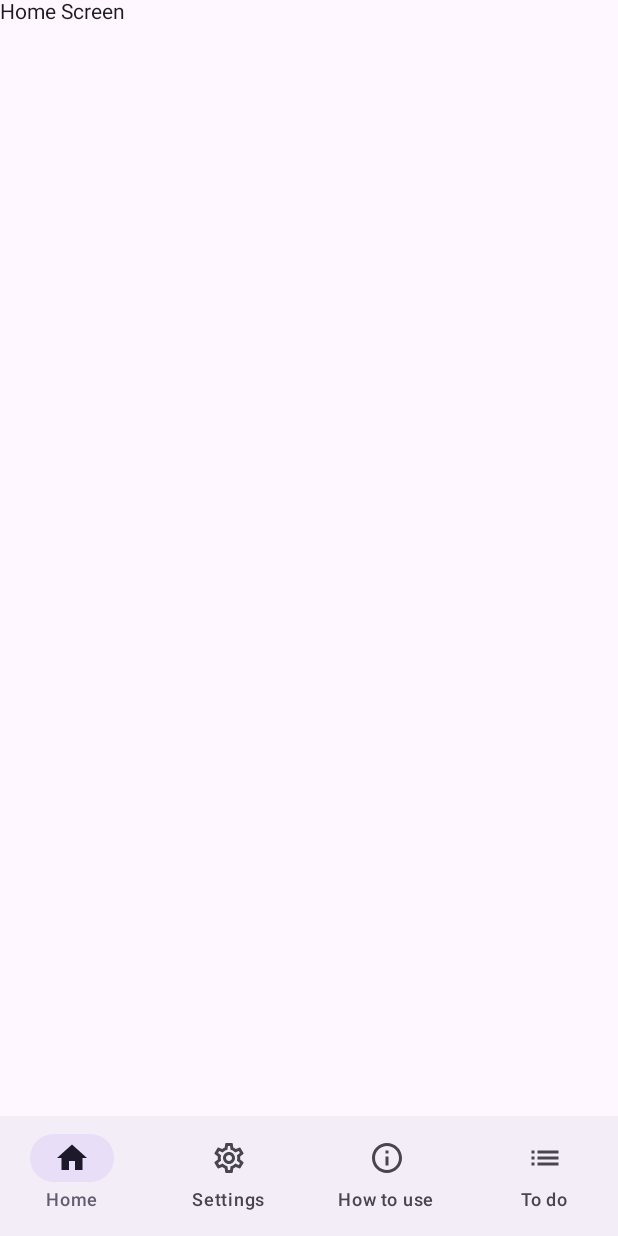
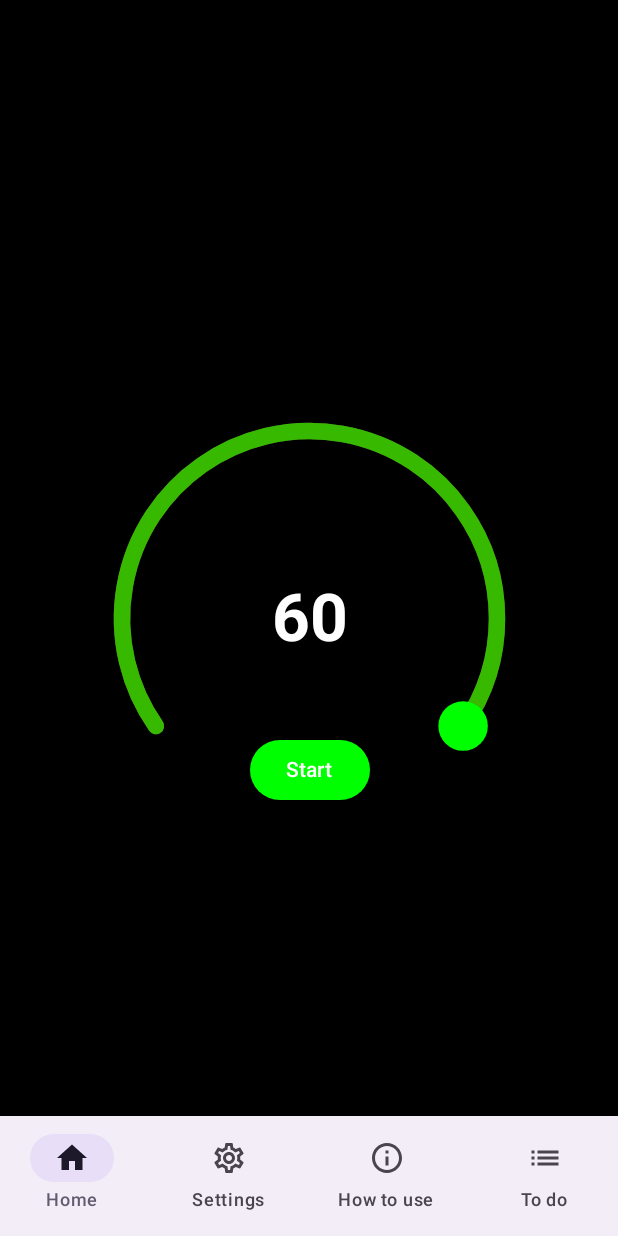
Before and after one commit to mplacek22/20-20-20, an Android app built with Jetpack Compose: the screen it shows after launch (MainActivity), on a phone screen of 412 x 824 dp. Run offline under Robolectric (Android 15) with nearby library versions, the phone set to English and light mode, and no system bars.

Commit message:
add timer

```diff
--- a/app/src/main/java/com/pwr/app20_20_20/screens/HomeScreen.kt
+++ b/app/src/main/java/com/pwr/app20_20_20/screens/HomeScreen.kt
@@ -7,16 +7,161 @@ import androidx.compose.material3.Text
 import androidx.compose.runtime.Composable
 import androidx.navigation.NavController
 import com.pwr.app20_20_20.BottomNavigationBar
+import android.os.Bundle
+import androidx.activity.ComponentActivity
+import androidx.activity.compose.setContent
+import androidx.compose.foundation.Canvas
+import androidx.compose.foundation.layout.Arrangement
+import androidx.compose.foundation.layout.Box
+import androidx.compose.foundation.layout.fillMaxSize
+import androidx.compose.foundation.layout.size
+import androidx.compose.material.*
+import androidx.compose.material3.Button
+import androidx.compose.material3.ButtonDefaults
+import androidx.compose.runtime.*
+import androidx.compose.ui.Alignment
+import androidx.compose.ui.Modifier
+import androidx.compose.ui.geometry.Offset
+import androidx.compose.ui.geometry.Size
+import androidx.compose.ui.graphics.Color
+import androidx.compose.ui.graphics.PointMode
+import androidx.compose.ui.graphics.StrokeCap
+import androidx.compose.ui.graphics.drawscope.Stroke
+import androidx.compose.ui.layout.onSizeChanged
+import androidx.compose.ui.text.font.FontWeight
+import androidx.compose.ui.tooling.preview.Preview
+import androidx.compose.ui.unit.Dp
+import androidx.compose.ui.unit.IntSize
+import androidx.compose.ui.unit.dp
+import androidx.compose.ui.unit.sp
+import kotlinx.coroutines.delay
+import kotlin.math.PI
+import kotlin.math.cos
+import kotlin.math.sin
 
 @SuppressLint("UnusedMaterial3ScaffoldPaddingParameter")
 @Composable
 fun HomeScreen(navController: NavController){
     Scaffold(
-        bottomBar = { BottomNavigationBar(navController) }
+        bottomBar = { BottomNavigationBar(navController) },
+        containerColor = Color.Black
     )
     {
-        Column {
-            Text(text = "Home Screen")
+        Column (
+            modifier = Modifier.fillMaxSize(),
+            verticalArrangement = Arrangement.Center,
+            horizontalAlignment = Alignment.CenterHorizontally
+        ){
+            Timer(
+                totalTime = 60L * 1000L, // 60 seconds
+                handleColor = Color.Green,
+                inactiveBarColor = Color.DarkGray,
+                activeBarColor = Color(0xFF37B900),
+                modifier = Modifier
+                    .size(250.dp)
+                    .align(Alignment.CenterHorizontally),
+                initialValue = 1f,
+                strokeWidth = 11.dp
+            )
         }
     }
 }
+
+@Composable
+fun Timer(
+    totalTime: Long,
+    handleColor: Color,
+    inactiveBarColor: Color,
+    activeBarColor: Color,
+    modifier: Modifier = Modifier,
+    initialValue: Float = 1f,
+    strokeWidth: Dp = 5.dp
+) {
+    var size by remember {
+        mutableStateOf(IntSize.Zero)
+    }
+    var value by remember {
+        mutableStateOf(initialValue)
+    }
+    var currentTime by remember {
+        mutableStateOf(totalTime)
+    }
+    var isTimerRunning by remember {
+        mutableStateOf(false)
+    }
+    LaunchedEffect(key1 = currentTime, key2 = isTimerRunning) {
+        if(currentTime > 0 && isTimerRunning) {
+            delay(100L)
+            currentTime -= 100L
+            value = currentTime / totalTime.toFloat()
+        }
+    }
+    Box(
+        contentAlignment = Alignment.Center,
+        modifier = modifier
+            .onSizeChanged {
+                size = it
+            }
+    ) {
+        Canvas(modifier = modifier) {
+            drawArc(
+                color = inactiveBarColor,
+                startAngle = -215f,
+                sweepAngle = 250f,
+                useCenter = false,
+                size = Size(size.width.toFloat(), size.height.toFloat()),
+                style = Stroke(strokeWidth.toPx(), cap = StrokeCap.Round)
+            )
+            drawArc(
+                color = activeBarColor,
+                startAngle = -215f,
+                sweepAngle = 250f * value,
+                useCenter = false,
+                size = Size(size.width.toFloat(), size.height.toFloat()),
+                style = Stroke(strokeWidth.toPx(), cap = StrokeCap.Round)
+            )
+            val center = Offset(size.width / 2f, size.height / 2f)
+            val beta = (250f * value + 145f) * (PI / 180f).toFloat()
+            val r = size.width / 2f
+            val a = cos(beta) * r
+            val b = sin(beta) * r
+            drawPoints(
+                listOf(Offset(center.x + a, center.y + b)),
+                pointMode = PointMode.Points,
+                color = handleColor,
+                strokeWidth = (strokeWidth * 3f).toPx(),
+                cap = StrokeCap.Round
+            )
+        }
+        Text(
+            text = (currentTime / 1000L).toString(),
+            fontSize = 44.sp,
+            fontWeight = FontWeight.Bold,
+            color = Color.White
+        )
+        Button(
+            onClick = {
+                if(currentTime <= 0L) {
+                    currentTime = totalTime
+                    isTimerRunning = true
+                } else {
+                    isTimerRunning = !isTimerRunning
+                }
+            },
+            modifier = Modifier.align(Alignment.BottomCenter),
+            colors = ButtonDefaults.buttonColors(
+                containerColor = if (!isTimerRunning || currentTime <= 0L) {
+                    Color.Green
+                } else {
+                    Color.Red
+                }
+            )
+        ) {
+            Text(
+                text = if (isTimerRunning && currentTime >= 0L) "Stop"
+                else if (!isTimerRunning && currentTime >= 0L) "Start"
+                else "Restart"
+            )
+        }
+    }
+}
--- a/app/src/main/java/com/pwr/app20_20_20/screens/HowToUseScreen.kt
+++ b/app/src/main/java/com/pwr/app20_20_20/screens/HowToUseScreen.kt
@@ -5,6 +5,7 @@ import androidx.compose.foundation.layout.Column
 import androidx.compose.material3.Scaffold
 import androidx.compose.material3.Text
 import androidx.compose.runtime.Composable
+import androidx.compose.ui.graphics.Color
 import androidx.navigation.NavController
 import com.pwr.app20_20_20.BottomNavigationBar
 
@@ -12,11 +13,12 @@ import com.pwr.app20_20_20.BottomNavigationBar
 @Composable
 fun HowToUseScreen (navController: NavController){
     Scaffold(
-        bottomBar = { BottomNavigationBar(navController) }
+        bottomBar = { BottomNavigationBar(navController) },
+        containerColor = Color.Black
     )
     {
         Column {
-            Text(text = "How To Use Screen")
+            Text(text = "How To Use Screen", color = Color.White)
         }
     }
 }
--- a/app/src/main/java/com/pwr/app20_20_20/screens/SettingsScreen.kt
+++ b/app/src/main/java/com/pwr/app20_20_20/screens/SettingsScreen.kt
@@ -5,6 +5,7 @@ import androidx.compose.foundation.layout.Column
 import androidx.compose.material3.Scaffold
 import androidx.compose.material3.Text
 import androidx.compose.runtime.Composable
+import androidx.compose.ui.graphics.Color
 import androidx.navigation.NavController
 import com.pwr.app20_20_20.BottomNavigationBar
 
@@ -12,11 +13,12 @@ import com.pwr.app20_20_20.BottomNavigationBar
 @Composable
 fun SettingsScreen (navController: NavController){
     Scaffold(
-        bottomBar = { BottomNavigationBar(navController) }
+        bottomBar = { BottomNavigationBar(navController) },
+        containerColor = Color.Black
     )
     {
         Column {
-            Text(text = "Settings Screen")
+            Text(text = "Settings Screen", color = Color.White)
         }
     }
 }
--- a/app/src/main/java/com/pwr/app20_20_20/screens/ToDoListScreen.kt
+++ b/app/src/main/java/com/pwr/app20_20_20/screens/ToDoListScreen.kt
@@ -5,6 +5,7 @@ import androidx.compose.foundation.layout.Column
 import androidx.compose.material3.Scaffold
 import androidx.compose.material3.Text
 import androidx.compose.runtime.Composable
+import androidx.compose.ui.graphics.Color
 import androidx.navigation.NavController
 import com.pwr.app20_20_20.BottomNavigationBar
 
@@ -12,11 +13,12 @@ import com.pwr.app20_20_20.BottomNavigationBar
 @Composable
 fun ToDoListScreen(navController: NavController) {
     Scaffold(
-        bottomBar = { BottomNavigationBar(navController) }
+        bottomBar = { BottomNavigationBar(navController) },
+        containerColor = Color.Black
     )
     {
         Column {
-            Text(text = "To do list Screen")
+            Text(text = "To do list Screen", color = Color.White)
         }
     }
 }
```
